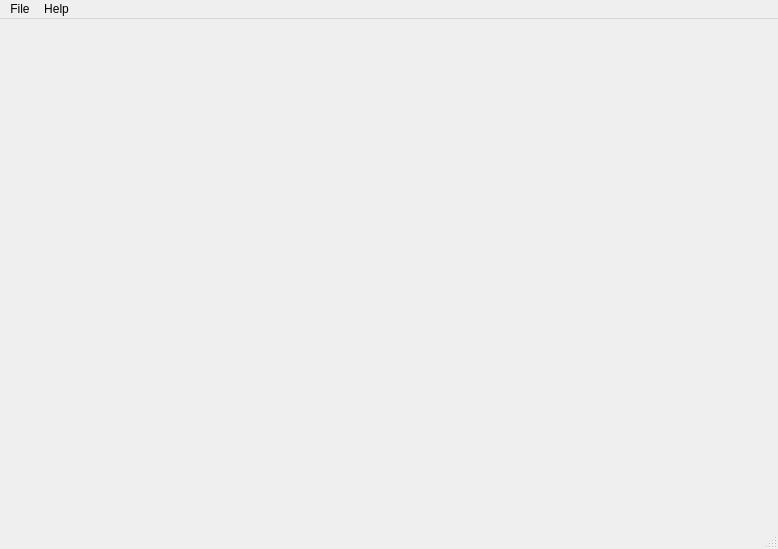
Before: the Qt Designer form ui/main_window/MainWindow.ui in Ghitodin/LBReporter, drawn with Qt 5.
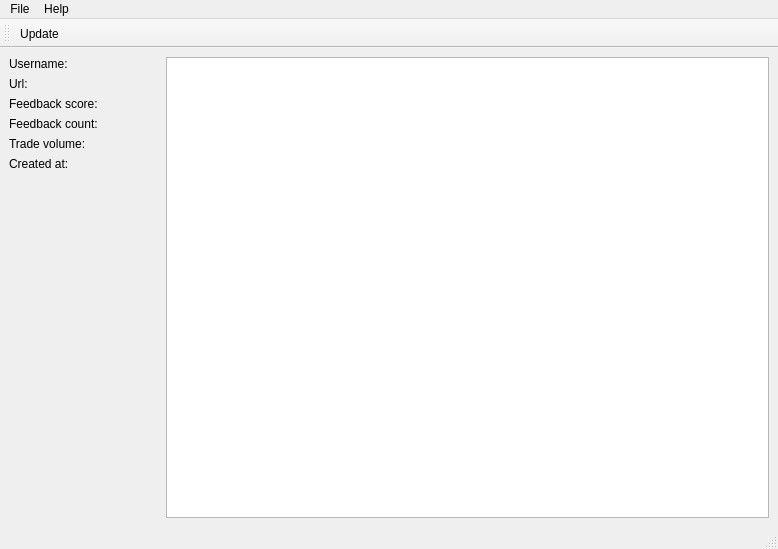
After: the same form once the commit is applied. Icons and pictures are not drawn.

What changed in the file:
```diff
--- a/ui/main_window/MainWindow.ui
+++ b/ui/main_window/MainWindow.ui
@@ -13,7 +13,101 @@
   <property name="windowTitle">
    <string>MainWindow</string>
   </property>
-  <widget class="QWidget" name="centralwidget"/>
+  <widget class="QWidget" name="centralwidget">
+   <layout class="QHBoxLayout" name="horizontalLayout_2" stretch="1,4">
+    <item>
+     <layout class="QFormLayout" name="formLayout">
+      <item row="0" column="0">
+       <widget class="QLabel" name="usernameFieldLabel">
+        <property name="text">
+         <string>Username:</string>
+        </property>
+       </widget>
+      </item>
+      <item row="0" column="1">
+       <widget class="QLabel" name="usernameLabel">
+        <property name="text">
+         <string/>
+        </property>
+       </widget>
+      </item>
+      <item row="1" column="0">
+       <widget class="QLabel" name="urlFieldLabel">
+        <property name="text">
+         <string>Url:</string>
+        </property>
+       </widget>
+      </item>
+      <item row="1" column="1">
+       <widget class="QLabel" name="urlLabel">
+        <property name="text">
+         <string/>
+        </property>
+       </widget>
+      </item>
+      <item row="2" column="0">
+       <widget class="QLabel" name="feedbackScoreFieldLabel">
+        <property name="text">
+         <string>Feedback score:</string>
+        </property>
+       </widget>
+      </item>
+      <item row="2" column="1">
+       <widget class="QLabel" name="feedbackScoreLabel">
+        <property name="text">
+         <string/>
+        </property>
+       </widget>
+      </item>
+      <item row="3" column="0">
+       <widget class="QLabel" name="feedbackCountFieldLabel">
+        <property name="text">
+         <string>Feedback count:</string>
+        </property>
+       </widget>
+      </item>
+      <item row="3" column="1">
+       <widget class="QLabel" name="feedbackCountLabel">
+        <property name="text">
+         <string/>
+        </property>
+       </widget>
+      </item>
+      <item row="4" column="0">
+       <widget class="QLabel" name="tradeVolumeFieldLabel">
+        <property name="text">
+         <string>Trade volume:</string>
+        </property>
+       </widget>
+      </item>
+      <item row="4" column="1">
+       <widget class="QLabel" name="tradeVolumeLabel">
+        <property name="text">
+         <string/>
+        </property>
+       </widget>
+      </item>
+      <item row="5" column="0">
+       <widget class="QLabel" name="createdAtFieldLabel">
+        <property name="text">
+         <string>Created at:</string>
+        </property>
+       </widget>
+      </item>
+      <item row="5" column="1">
+       <widget class="QLabel" name="createdAtLabel">
+        <property name="text">
+         <string/>
+        </property>
+       </widget>
+      </item>
+     </layout>
+    </item>
+    <item>
+     <widget class="QTableView" name="tableView"/>
+    </item>
+   </layout>
+  </widget>
   <widget class="QMenuBar" name="menubar">
    <property name="geometry">
     <rect>
@@ -41,6 +135,18 @@
    <addaction name="menuHelp"/>
   </widget>
   <widget class="QStatusBar" name="statusbar"/>
+  <widget class="QToolBar" name="toolBar">
+   <property name="windowTitle">
+    <string>toolBar</string>
+   </property>
+   <attribute name="toolBarArea">
+    <enum>TopToolBarArea</enum>
+   </attribute>
+   <attribute name="toolBarBreak">
+    <bool>false</bool>
+   </attribute>
+   <addaction name="actionUpdate"/>
+  </widget>
   <action name="actionSettings">
    <property name="text">
     <string>Settings</string>
@@ -56,6 +162,26 @@
     <string>About</string>
    </property>
   </action>
+  <action name="actionUpdate">
+   <property name="icon">
+    <iconset resource="../../res/drawable.qrc">
+     <normaloff>:/drawable/ic_update.png</normaloff>:/drawable/ic_update.png</iconset>
+   </property>
+   <property name="text">
+    <string>Update</string>
+   </property>
+  </action>
+  <action name="actionHelp">
+   <property name="text">
+    <string>Help</string>
+   </property>
+   <property name="toolTip">
+    <string>Help</string>
+   </property>
+   <property name="shortcut">
+    <string>F1</string>
+   </property>
+  </action>
  </widget>
  <resources/>
  <connections/>
```
Left out of the diff: 6 changed lines with no effect on the pictures.
